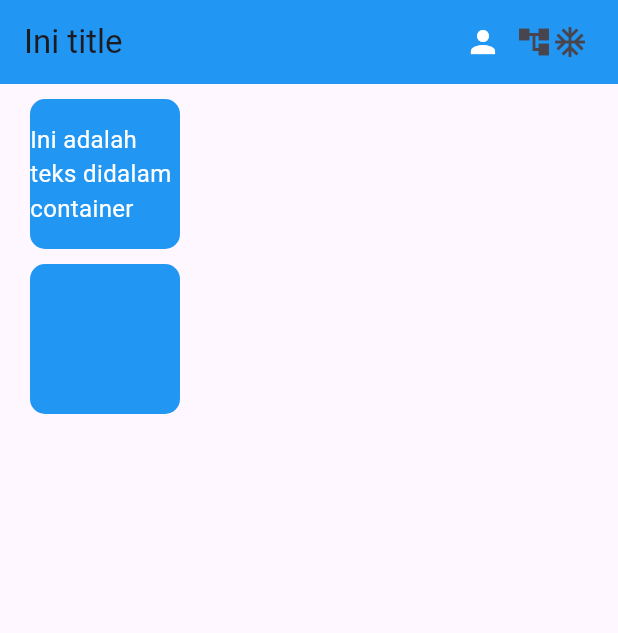
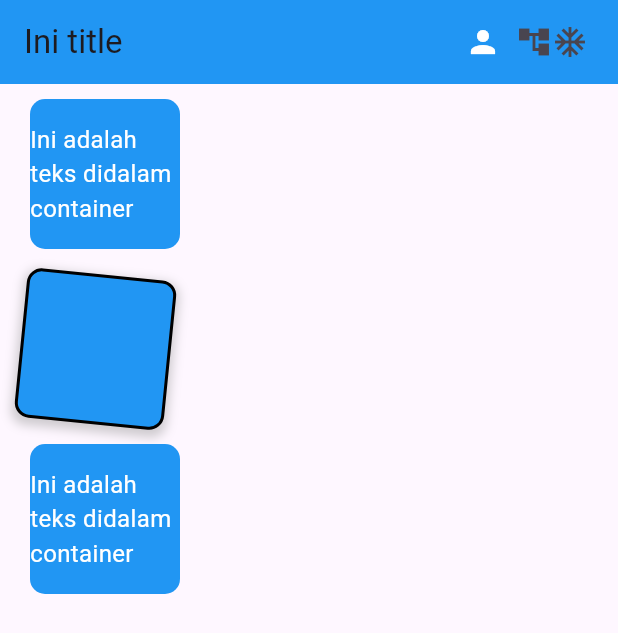
Before and after one commit to helenoktaa/Tugas_week_5_1123150205, a Flutter app: the screen it shows after launch, on a phone screen of 412 x 824 dp. Shown: the top 633 px of the screen. Run offline on Flutter 3.47's test engine with Material 3 defaults, Android fonts, the phone set to English and light mode, and no system bars.

Commit message:
add container ketiga

```diff
--- a/lib/main.dart
+++ b/lib/main.dart
@@ -48,14 +48,12 @@ class MyHome extends StatelessWidget {
             ),
             child: Text(
               "Ini adalah teks didalam container",
-              style: TextStyle(
-                color: Colors.white,
-                fontSize: 16
-                ),
+              style: TextStyle(color: Colors.white, fontSize: 16),
             ),
           ),
 
           Container(
+            transform: Matrix4.rotationZ(0.1),
             width: 100,
             height: 100,
             margin: EdgeInsets.only(top: 10, left: 20),
@@ -63,9 +61,32 @@ class MyHome extends StatelessWidget {
             decoration: BoxDecoration(
               color: Colors.blue,
               borderRadius: BorderRadius.circular(10.0),
+              border: Border.all(color: Colors.black, width: 2),
+              boxShadow: [
+                BoxShadow(
+                  color: Colors.grey.withOpacity(0.5),
+                  spreadRadius: 2,
+                  blurRadius: 5,
+                  offset: Offset(0, 3),
+                ),
+              ],
             ),
-          )
+          ),
 
+          Container(
+            width: 100,
+            height: 100,
+            margin: EdgeInsets.only(top: 20, left: 20),
+            alignment: Alignment.center,
+            decoration: BoxDecoration(
+              color: Colors.blue,
+              borderRadius: BorderRadius.circular(10.0),
+            ),
+            child: Text(
+              "Ini adalah teks didalam container",
+              style: TextStyle(color: Colors.white, fontSize: 16),
+            ),
+          ),
         ],
       ),
     );
```
Also changed, not shown: 1 other file.
